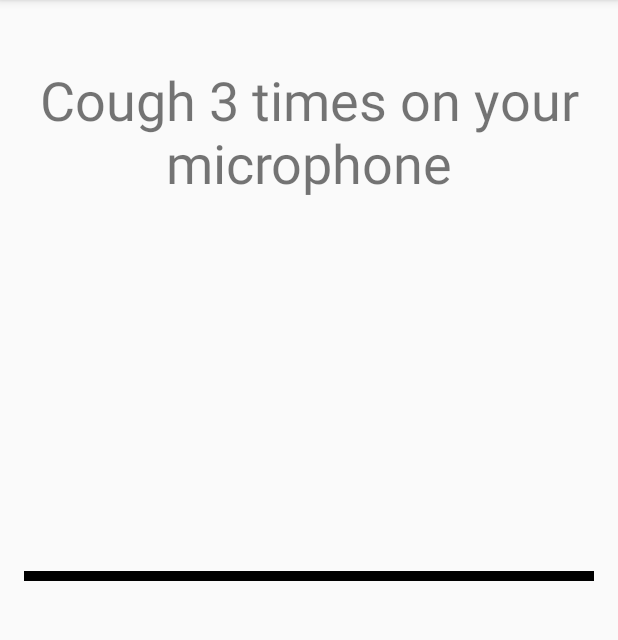
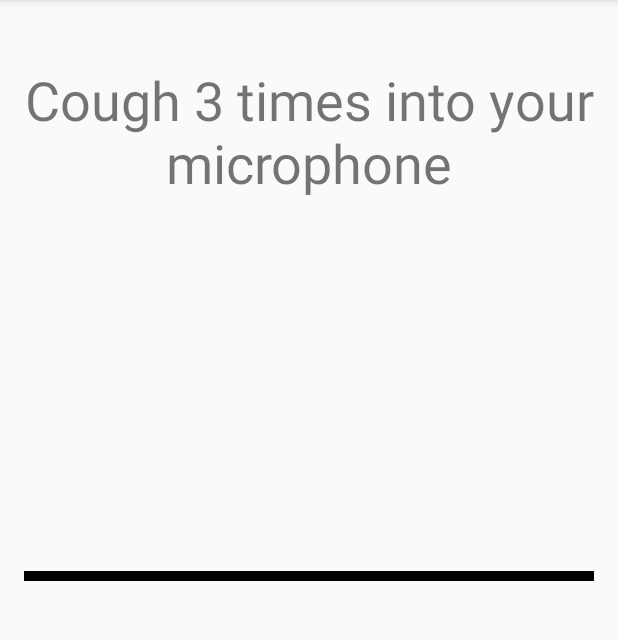
Before and after one commit to Kurokabe/CoronaChecker, an Android app: the screen it shows after launch (MainActivity), on a phone screen of 412 x 824 dp, the part 84-724 px from its top. Run offline under Robolectric (Android 15) with nearby library versions, the phone set to English and light mode, and no system bars; our stand-ins replace AdMob; libraries missing offline, so code that uses them is left out: pl.droidsonroids.gif; plain views replace GifTextView; 3 statements that could not run were skipped.

Commit message:
App translation

```diff
--- a/app/src/main/res/values/strings.xml
+++ b/app/src/main/res/values/strings.xml
@@ -2,8 +2,7 @@
     <string name="app_name">CoronaChecker</string>
 
     <!-- TODO: Remove or change this placeholder text -->
-    <string name="hello_blank_fragment">Hello blank fragment</string>
-    <string name="instruction">Cough %1$d times on your microphone</string>
+    <string name="instruction">Cough %1$d times into  your microphone</string>
     <string name="analyzing">Analyzing...</string>
     <string name="coronaPositive">You have the Coronavirus</string>
     <string name="coronaNegative">You don\'t have the Coronavirus</string>
```
Also changed, not shown: 3 other files.
